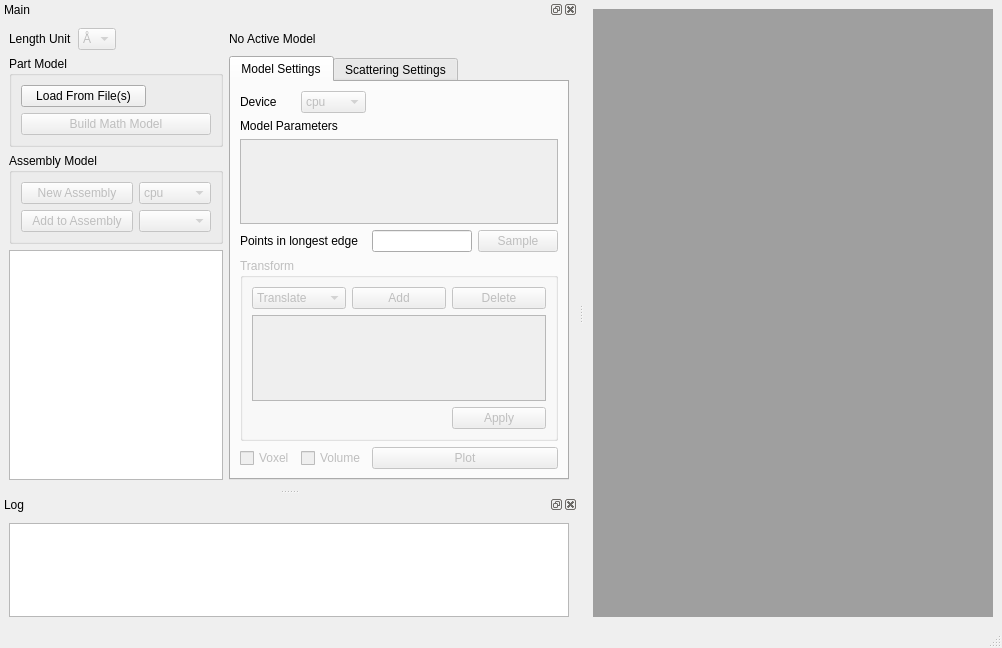
The window that src/model2sas/gui/MainWindow.ui (molybd/Model2SAS) describes before a commit, drawn with Qt 5.
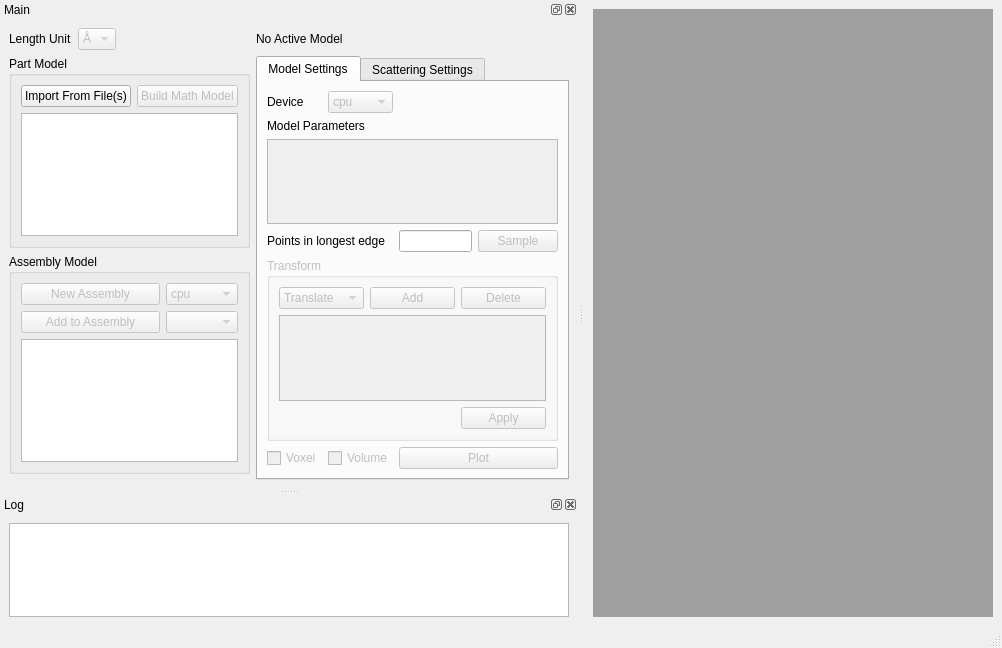
The same window after the commit.

```diff
--- a/src/model2sas/gui/MainWindow.ui
+++ b/src/model2sas/gui/MainWindow.ui
@@ -98,23 +98,26 @@
         <string>Part Model</string>
        </property>
        <layout class="QGridLayout" name="gridLayout_5">
-        <item row="2" column="0" colspan="3">
-         <widget class="QPushButton" name="pushButton_build_math_model">
-          <property name="enabled">
-           <bool>false</bool>
-          </property>
-          <property name="text">
-           <string>Build Math Model</string>
-          </property>
-         </widget>
-        </item>
         <item row="1" column="0" colspan="2">
          <widget class="QPushButton" name="pushButton_part_from_files">
           <property name="text">
-           <string>Load From File(s)</string>
+           <string>Import From File(s)</string>
           </property>
          </widget>
         </item>
+        <item row="1" column="2">
+         <widget class="QPushButton" name="pushButton_build_math_model">
+          <property name="enabled">
+           <bool>false</bool>
+          </property>
+          <property name="text">
+           <string>Build Math Model</string>
+          </property>
+         </widget>
+        </item>
+        <item row="2" column="0" colspan="3">
+         <widget class="QTreeView" name="treeView_parts"/>
+        </item>
        </layout>
       </widget>
      </item>
@@ -563,16 +566,6 @@
           </property>
          </widget>
         </item>
-        <item row="0" column="0" colspan="2">
-         <widget class="QPushButton" name="pushButton_new_assembly">
-          <property name="enabled">
-           <bool>false</bool>
-          </property>
-          <property name="text">
-           <string>New Assembly</string>
-          </property>
-         </widget>
-        </item>
         <item row="0" column="2">
          <widget class="QComboBox" name="comboBox_assembly_device">
           <property name="enabled">
@@ -595,28 +588,38 @@
           </property>
          </widget>
         </item>
+        <item row="4" column="0" colspan="3">
+         <widget class="QTreeView" name="treeView_assemblies">
+          <property name="sizePolicy">
+           <sizepolicy hsizetype="Preferred" vsizetype="Expanding">
+            <horstretch>0</horstretch>
+            <verstretch>0</verstretch>
+           </sizepolicy>
+          </property>
+          <property name="minimumSize">
+           <size>
+            <width>100</width>
+            <height>0</height>
+           </size>
+          </property>
+          <property name="editTriggers">
+           <set>QAbstractItemView::NoEditTriggers</set>
+          </property>
+         </widget>
+        </item>
+        <item row="0" column="0" colspan="2">
+         <widget class="QPushButton" name="pushButton_new_assembly">
+          <property name="enabled">
+           <bool>false</bool>
+          </property>
+          <property name="text">
+           <string>New Assembly</string>
+          </property>
+         </widget>
+        </item>
        </layout>
       </widget>
      </item>
-     <item row="3" column="0" colspan="3">
-      <widget class="QTreeView" name="treeView_models">
-       <property name="sizePolicy">
-        <sizepolicy hsizetype="Preferred" vsizetype="Expanding">
-         <horstretch>0</horstretch>
-         <verstretch>0</verstretch>
-        </sizepolicy>
-       </property>
-       <property name="minimumSize">
-        <size>
-         <width>100</width>
-         <height>0</height>
-        </size>
-       </property>
-       <property name="editTriggers">
-        <set>QAbstractItemView::NoEditTriggers</set>
-       </property>
-      </widget>
-     </item>
     </layout>
    </widget>
   </widget>
```
Left out of the diff: 130 changed lines with no effect on the pictures.
